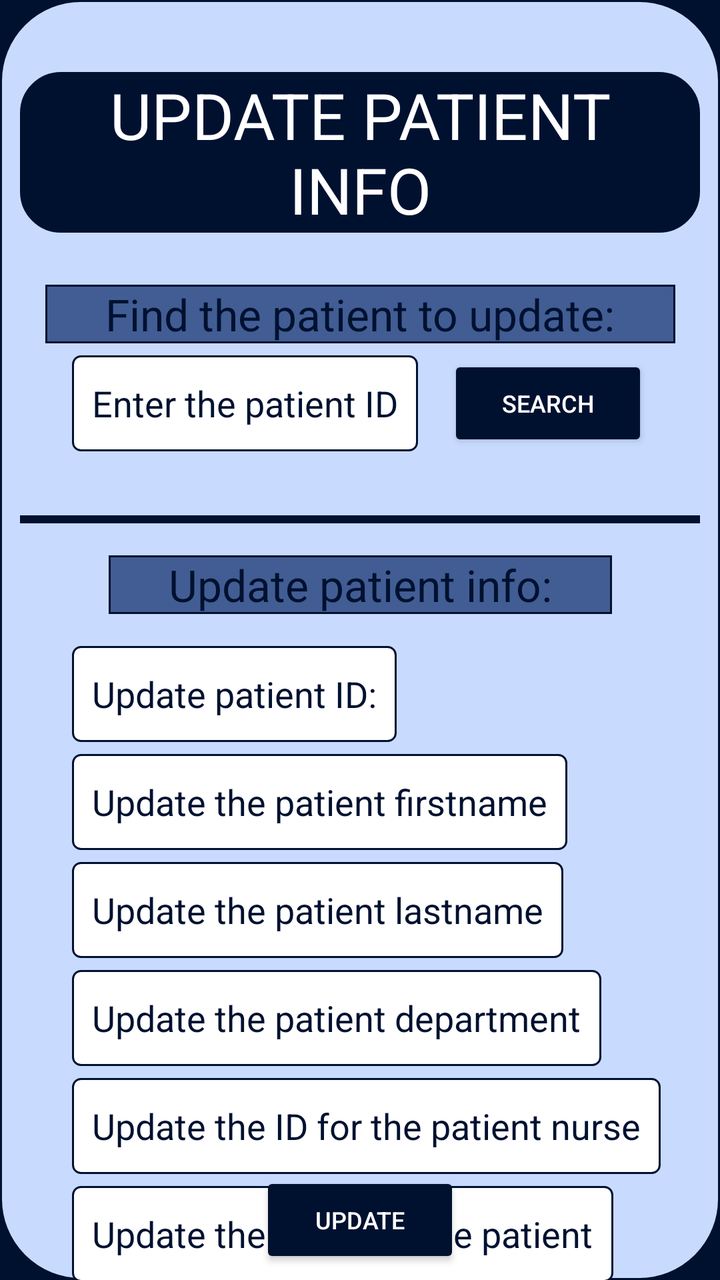
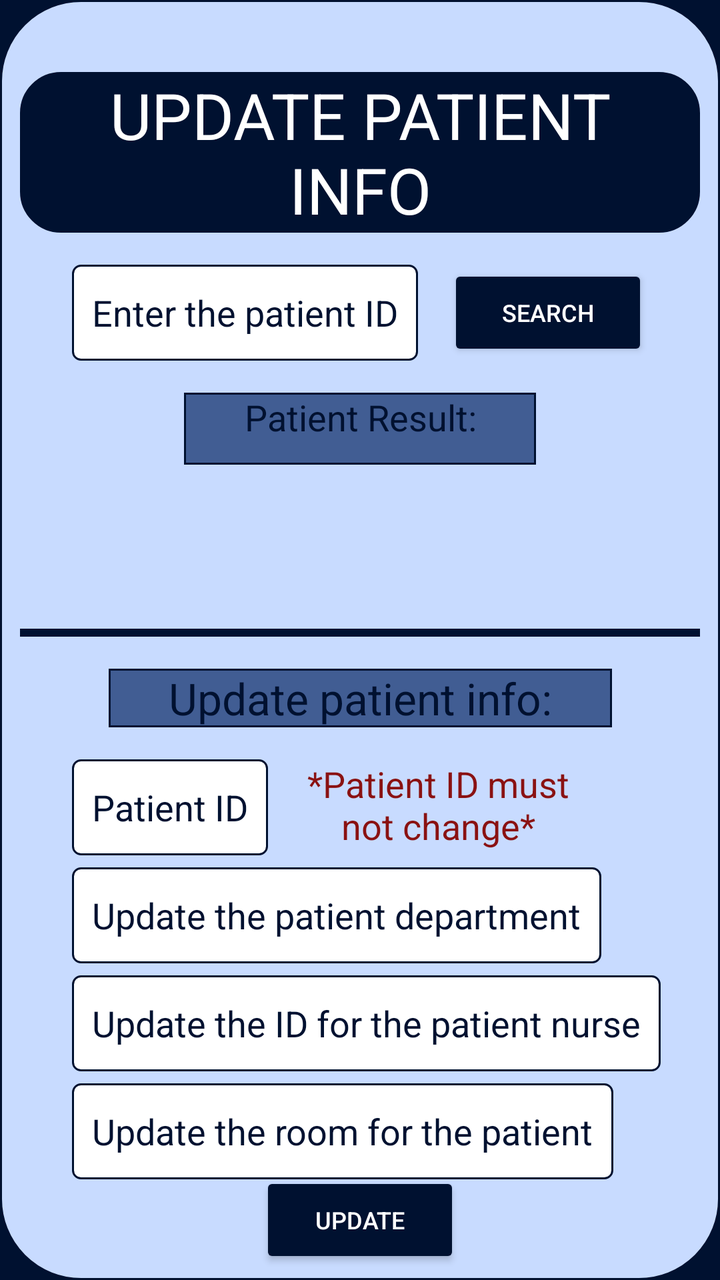

An Android layout rendered at two revisions. The XML below is the earlier revision; the diff shows what the commit changed to produce the second picture.
<!-- AndroidManifest.xml: application theme Theme.Alexandermaynard_COMP304Lab3_Ex1 -->
<!-- res/layout/activity_update_info.xml -->
<?xml version="1.0" encoding="utf-8"?>
<androidx.constraintlayout.widget.ConstraintLayout xmlns:android="http://schemas.android.com/apk/res/android"
    xmlns:app="http://schemas.android.com/apk/res-auto"
    xmlns:tools="http://schemas.android.com/tools"
    android:id="@+id/main"
    android:layout_width="match_parent"
    android:layout_height="match_parent"
    style="@style/activity_frame_layout_margin"
    android:background="@drawable/content_frame_border"
    tools:context=".UpdateInfo">

    
    <TextView
        android:id="@+id/patient_title"
        style="@style/title_text"
        android:layout_marginTop="36dp"
        android:text="@string/update_info_title"
        android:background="@drawable/title_border"
        app:layout_constraintEnd_toEndOf="parent"
        app:layout_constraintStart_toStartOf="parent"
        app:layout_constraintTop_toTopOf="parent" />



    
    

    
    <TextView
        android:id="@+id/find_patient_title"
        style="@style/sub_title_text"
        android:layout_marginTop="26dp"
        android:text="@string/find_patient_title"
        android:background="@drawable/sub_title_border"
        app:layout_constraintEnd_toEndOf="parent"
        app:layout_constraintStart_toStartOf="parent"
        app:layout_constraintTop_toBottomOf="@+id/patient_title" />

    
    <EditText
        android:id="@+id/patient_id_search"
        style="@style/right_aligned_edit_text"
        android:layout_width="wrap_content"
        android:layout_height="48dp"
        android:layout_marginTop="6dp"
        android:autofillHints="enter the patient's ID"
        android:background="@drawable/edit_text_border"
        android:hint="@string/patient_id_hint"
        android:inputType="number"
        app:layout_constraintStart_toStartOf="parent"
        app:layout_constraintTop_toBottomOf="@+id/find_patient_title" />

    
    <Button
        android:id="@+id/search_patient_btn"
        style="@style/regular_button"
        android:layout_marginTop="6dp"
        android:layout_marginEnd="26dp"
        android:text="@string/search_btn_text"
        app:layout_constraintEnd_toEndOf="parent"
        app:layout_constraintTop_toBottomOf="@+id/find_patient_title" />


    
    <View
        android:id="@+id/content_divider"
        android:layout_width="match_parent"
        android:layout_height="4dp"
        android:layout_marginTop="32dp"
        android:background="@color/dark_blue"
        app:layout_constraintEnd_toEndOf="parent"
        app:layout_constraintHorizontal_bias="0.0"
        app:layout_constraintStart_toStartOf="parent"
        app:layout_constraintTop_toBottomOf="@+id/patient_id_search" />

    
    



    
    

    
    <TextView
        android:id="@+id/update_patient_title"
        style="@style/sub_title_text"
        android:layout_marginTop="16dp"
        android:background="@drawable/sub_title_border"
        android:text="@string/update_patient_title"
        app:layout_constraintEnd_toEndOf="parent"
        app:layout_constraintStart_toStartOf="parent"
        app:layout_constraintTop_toBottomOf="@+id/content_divider" />

    
    <EditText
        android:id="@+id/patient_id_entry"
        style="@style/right_aligned_edit_text"
        android:layout_marginTop="16dp"
        android:autofillHints="enter the patient's id"
        android:background="@drawable/edit_text_border"
        android:hint="@string/update_patient_id_hint"
        android:inputType="number"
        app:layout_constraintStart_toStartOf="parent"
        app:layout_constraintTop_toBottomOf="@+id/update_patient_title" />

    
    <EditText
        android:id="@+id/patient_firstname_entry"
        style="@style/right_aligned_edit_text"
        android:autofillHints="enter the patient's firstname"
        android:hint="@string/update_patient_firstname_hint"
        android:inputType="text"
        app:layout_constraintStart_toStartOf="parent"
        android:background="@drawable/edit_text_border"
        app:layout_constraintTop_toBottomOf="@+id/patient_id_entry" />

    
    <EditText
        android:id="@+id/patient_lastname_entry"
        style="@style/right_aligned_edit_text"
        android:autofillHints="enter the patient's lastname"
        android:hint="@string/update_patient_lastname_hint"
        android:inputType="text"
        app:layout_constraintStart_toStartOf="parent"
        android:background="@drawable/edit_text_border"
        app:layout_constraintTop_toBottomOf="@+id/patient_firstname_entry" />

    
    <EditText
        android:id="@+id/patient_department_entry"
        style="@style/right_aligned_edit_text"
        android:autofillHints="enter the patient's department"
        android:hint="@string/update_patient_department_hint"
        android:inputType="text"
        app:layout_constraintStart_toStartOf="parent"
        android:background="@drawable/edit_text_border"
        app:layout_constraintTop_toBottomOf="@+id/patient_lastname_entry" />

    
    <EditText
        android:id="@+id/patient_nurse_id"
        style="@style/right_aligned_edit_text"
        android:autofillHints="enter the ID for the patient's nurse"
        android:hint="@string/update_patient_nurse_id_hint"
        android:inputType="number"
        app:layout_constraintStart_toStartOf="parent"
        android:background="@drawable/edit_text_border"
        app:layout_constraintTop_toBottomOf="@+id/patient_department_entry" />

    
    <EditText
        android:id="@+id/patient_room_entry"
        style="@style/right_aligned_edit_text"
        android:autofillHints="enter the room number of the patient"
        android:hint="@string/update_patient_room_hint"
        android:inputType="number"
        app:layout_constraintStart_toStartOf="parent"
        android:background="@drawable/edit_text_border"
        app:layout_constraintTop_toBottomOf="@+id/patient_nurse_id" />

    
    <Button
        android:id="@+id/submit_btn"
        style="@style/regular_button"
        android:text="@string/update_btn_text"
        app:layout_constraintBottom_toBottomOf="parent"
        app:layout_constraintEnd_toEndOf="parent"
        app:layout_constraintStart_toStartOf="parent" />

    
    

</androidx.constraintlayout.widget.ConstraintLayout>
<!-- resources referenced by this layout -->
<resources>
  <color name="dark_blue">#001130</color>
  <!-- drawable edit_text_border (drawable) -->
  <?xml version="1.0" encoding="utf-8"?>
  <shape xmlns:android="http://schemas.android.com/apk/res/android">
      
      <solid android:color="@color/white"/>
      
      <corners android:radius="4dp"/>
      
      <stroke android:width="1dp" android:color="@color/dark_blue"/>
      
      <padding android:bottom="0dp" android:left="10dp" android:right="10dp" android:top="0dp"/>
  </shape>
  <!-- drawable sub_title_border (drawable) -->
  <?xml version="1.0" encoding="utf-8"?>
  <shape xmlns:android="http://schemas.android.com/apk/res/android">
      
      <solid android:color="@color/medium_blue"/>
      
      <stroke android:width="1dp" android:color="@color/dark_blue"/>
      
      <padding android:bottom="0dp" android:left="30dp" android:right="30dp" android:top="0dp"/>
  </shape>
  <!-- drawable title_border (drawable) -->
  <?xml version="1.0" encoding="utf-8"?>
  <shape xmlns:android="http://schemas.android.com/apk/res/android">
      
      <solid android:color="@color/dark_blue"/>
      
      <stroke android:width="1dp" android:color="@color/dark_blue"/>
      
      <corners android:radius="20dp"/>
      
      <padding android:bottom="0dp" android:left="30dp" android:right="30dp" android:top="0dp"/>
  </shape>
  <string name="find_patient_title">Find the patient to update:</string>
  <string name="patient_id_hint">Enter the patient ID</string>
  <string name="search_btn_text">Search</string>
  <string name="update_btn_text">Update</string>
  <string name="update_info_title">UPDATE PATIENT INFO</string>
  <string name="update_patient_department_hint">Update the patient department</string>
  <string name="update_patient_firstname_hint">Update the patient firstname</string>
  <string name="update_patient_id_hint">Update patient ID:</string>
  <string name="update_patient_lastname_hint">Update the patient lastname</string>
  <string name="update_patient_nurse_id_hint">Update the ID for the patient nurse</string>
  <string name="update_patient_room_hint">Update the room for the patient</string>
  <string name="update_patient_title">Update patient info:</string>
  <style name="activity_frame_layout_margin">
          <item name="android:layout_margin">10dp</item>
      </style>
  <style name="regular_button">
          <item name="android:layout_width">100dp</item>
          <item name="android:layout_height">48dp</item>
          <item name="android:textColor">@color/white</item>
          <item name="android:backgroundTint">@color/dark_blue</item>
          <item name="android:layout_marginBottom">6dp</item>
          <item name="android:textSize">12sp</item>
      </style>
  <style name="right_aligned_edit_text">
          <item name="android:layout_width">wrap_content</item>
          <item name="android:layout_height">48dp</item>
          <item name="android:textColorHint">@color/dark_blue</item>
          <item name="android:textColor">@color/dark_blue</item>
          <item name="android:layout_marginTop">6dp</item>
          <item name="android:layout_marginStart">26dp</item>
      </style>
  <style name="sub_title_text">
          <item name="android:textSize">22sp</item>
          <item name="android:textAlignment">center</item>
          <item name="android:layout_marginTop">16dp</item>
          <item name="layout_constraintVertical_bias">0.392</item>
          <item name="android:layout_width">wrap_content</item>
          <item name="android:layout_height">wrap_content</item>
      </style>
  <style name="Theme.Alexandermaynard_COMP304Lab3_Ex1" parent="Base.Theme.Alexandermaynard_COMP304Lab3_Ex1" />
  <color name="light_blue">#C8DBFF</color>
  <color name="white">#FFFFFFFF</color>
  <color name="medium_blue">#415D93</color>
  <!-- unchanged entries left out for length: 3 -->
</resources>

<!-- the commit's change to res/layout/activity_update_info.xml (unified diff, before → after) -->
@@ -14,8 +14,8 @@
         android:id="@+id/patient_title"
         style="@style/title_text"
         android:layout_marginTop="36dp"
+        android:background="@drawable/title_border"
         android:text="@string/update_info_title"
-        android:background="@drawable/title_border"
         app:layout_constraintEnd_toEndOf="parent"
         app:layout_constraintStart_toStartOf="parent"
         app:layout_constraintTop_toTopOf="parent" />
@@ -26,15 +26,6 @@
     
 
     
-    <TextView
-        android:id="@+id/find_patient_title"
-        style="@style/sub_title_text"
-        android:layout_marginTop="26dp"
-        android:text="@string/find_patient_title"
-        android:background="@drawable/sub_title_border"
-        app:layout_constraintEnd_toEndOf="parent"
-        app:layout_constraintStart_toStartOf="parent"
-        app:layout_constraintTop_toBottomOf="@+id/patient_title" />
 
     
     <EditText
@@ -42,23 +33,46 @@
         style="@style/right_aligned_edit_text"
         android:layout_width="wrap_content"
         android:layout_height="48dp"
-        android:layout_marginTop="6dp"
+        android:layout_marginTop="16dp"
         android:autofillHints="enter the patient's ID"
         android:background="@drawable/edit_text_border"
         android:hint="@string/patient_id_hint"
         android:inputType="number"
         app:layout_constraintStart_toStartOf="parent"
-        app:layout_constraintTop_toBottomOf="@+id/find_patient_title" />
+        app:layout_constraintTop_toBottomOf="@+id/patient_title" />
 
     
     <Button
         android:id="@+id/search_patient_btn"
         style="@style/regular_button"
-        android:layout_marginTop="6dp"
+        android:layout_marginTop="16dp"
         android:layout_marginEnd="26dp"
         android:text="@string/search_btn_text"
         app:layout_constraintEnd_toEndOf="parent"
-        app:layout_constraintTop_toBottomOf="@+id/find_patient_title" />
+        app:layout_constraintTop_toBottomOf="@+id/patient_title" />
+
+
+    
+    <TextView
+        android:id="@+id/patient_result_title"
+        style="@style/regular_text_view"
+        android:layout_marginTop="16dp"
+        android:background="@drawable/sub_title_border"
+        android:text="@string/patient_result_text_prompt"
+        app:layout_constraintEnd_toEndOf="parent"
+        app:layout_constraintStart_toStartOf="parent"
+        app:layout_constraintTop_toBottomOf="@+id/patient_id_search" />
+
+    
+    <TextView
+        android:id="@+id/patient_result"
+        style="@style/regular_text_view"
+        android:layout_height="60dp"
+        android:layout_marginTop="6dp"
+        android:text=""
+        app:layout_constraintEnd_toEndOf="parent"
+        app:layout_constraintStart_toStartOf="parent"
+        app:layout_constraintTop_toBottomOf="@+id/patient_result_title" />
 
 
     
@@ -66,12 +80,12 @@
         android:id="@+id/content_divider"
         android:layout_width="match_parent"
         android:layout_height="4dp"
-        android:layout_marginTop="32dp"
+        android:layout_marginTop="16dp"
         android:background="@color/dark_blue"
         app:layout_constraintEnd_toEndOf="parent"
         app:layout_constraintHorizontal_bias="0.0"
         app:layout_constraintStart_toStartOf="parent"
-        app:layout_constraintTop_toBottomOf="@+id/patient_id_search" />
+        app:layout_constraintTop_toBottomOf="@+id/patient_result" />
 
     
     
@@ -104,38 +118,30 @@
         app:layout_constraintStart_toStartOf="parent"
         app:layout_constraintTop_toBottomOf="@+id/update_patient_title" />
 
-    
-    <EditText
-        android:id="@+id/patient_firstname_entry"
-        style="@style/right_aligned_edit_text"
-        android:autofillHints="enter the patient's firstname"
-        android:hint="@string/update_patient_firstname_hint"
-        android:inputType="text"
-        app:layout_constraintStart_toStartOf="parent"
-        android:background="@drawable/edit_text_border"
-        app:layout_constraintTop_toBottomOf="@+id/patient_id_entry" />
 
     
-    <EditText
-        android:id="@+id/patient_lastname_entry"
-        style="@style/right_aligned_edit_text"
-        android:autofillHints="enter the patient's lastname"
-        android:hint="@string/update_patient_lastname_hint"
-        android:inputType="text"
-        app:layout_constraintStart_toStartOf="parent"
-        android:background="@drawable/edit_text_border"
-        app:layout_constraintTop_toBottomOf="@+id/patient_firstname_entry" />
+    <TextView
+        android:id="@+id/patient_id_warning"
+        style="@style/regular_text_view"
+        android:layout_width="150dp"
+        android:layout_height="48dp"
+        android:layout_marginTop="16dp"
+        android:layout_marginEnd="56dp"
+        android:text="@string/patient_id_warning"
+        android:textColor="@color/dark_red"
+        app:layout_constraintEnd_toEndOf="parent"
+        app:layout_constraintTop_toBottomOf="@+id/update_patient_title" />
 
-    
     <EditText
         android:id="@+id/patient_department_entry"
         style="@style/right_aligned_edit_text"
+        android:layout_marginTop="6dp"
         android:autofillHints="enter the patient's department"
+        android:background="@drawable/edit_text_border"
         android:hint="@string/update_patient_department_hint"
         android:inputType="text"
         app:layout_constraintStart_toStartOf="parent"
-        android:background="@drawable/edit_text_border"
-        app:layout_constraintTop_toBottomOf="@+id/patient_lastname_entry" />
+        app:layout_constraintTop_toBottomOf="@+id/patient_id_entry" />
 
     
     <EditText
<!-- resource entries referenced after the edit -->
@@ -1,6 +1,7 @@
 <!-- resources referenced by this layout -->
 <resources>
   <color name="dark_blue">#001130</color>
+  <color name="dark_red">#8A1212</color>
   <!-- drawable edit_text_border (drawable) -->
   <?xml version="1.0" encoding="utf-8"?>
   <shape xmlns:android="http://schemas.android.com/apk/res/android">
@@ -35,15 +36,14 @@
       
       <padding android:bottom="0dp" android:left="30dp" android:right="30dp" android:top="0dp"/>
   </shape>
-  <string name="find_patient_title">Find the patient to update:</string>
   <string name="patient_id_hint">Enter the patient ID</string>
+  <string name="patient_id_warning">*Patient ID must not change*</string>
+  <string name="patient_result_text_prompt">Patient Result:</string>
   <string name="search_btn_text">Search</string>
   <string name="update_btn_text">Update</string>
   <string name="update_info_title">UPDATE PATIENT INFO</string>
   <string name="update_patient_department_hint">Update the patient department</string>
-  <string name="update_patient_firstname_hint">Update the patient firstname</string>
-  <string name="update_patient_id_hint">Update patient ID:</string>
-  <string name="update_patient_lastname_hint">Update the patient lastname</string>
+  <string name="update_patient_id_hint">Patient ID</string>
   <string name="update_patient_nurse_id_hint">Update the ID for the patient nurse</string>
   <string name="update_patient_room_hint">Update the room for the patient</string>
   <string name="update_patient_title">Update patient info:</string>
@@ -57,6 +57,12 @@
           <item name="android:backgroundTint">@color/dark_blue</item>
           <item name="android:layout_marginBottom">6dp</item>
           <item name="android:textSize">12sp</item>
+      </style>
+  <style name="regular_text_view">
+          <item name="android:layout_width">wrap_content</item>
+          <item name="android:layout_height">36dp</item>
+          <item name="android:layout_marginTop">4dp</item>
+          <item name="android:textAlignment">center</item>
       </style>
   <style name="right_aligned_edit_text">
           <item name="android:layout_width">wrap_content</item>
